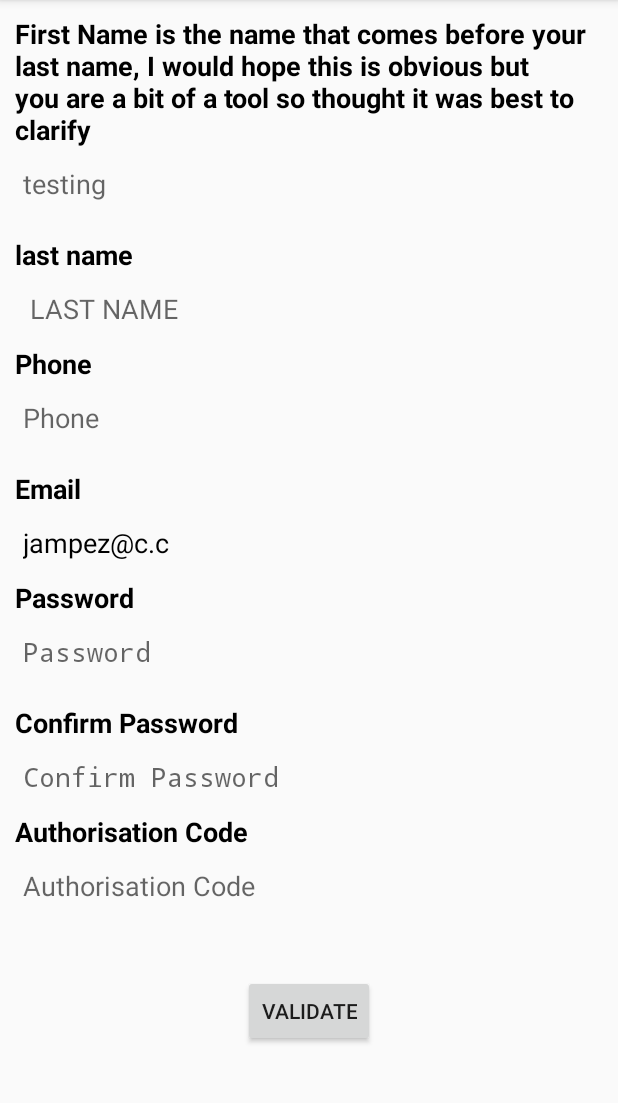
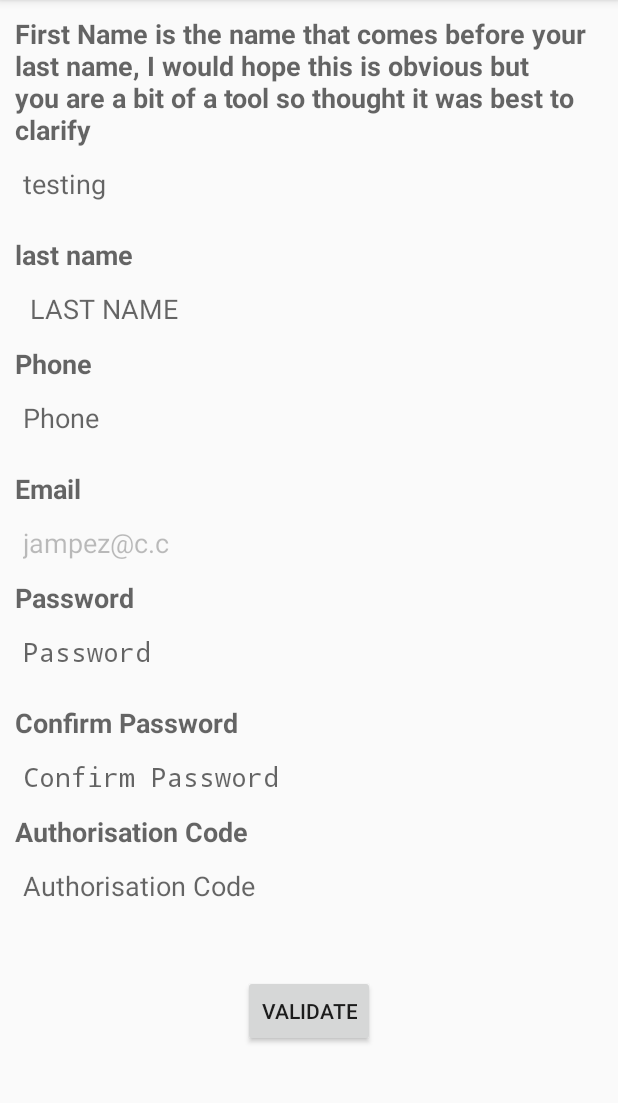
Before and after one commit to jampez77/sidebyside, an Android app: the screen it shows after launch (MainActivity), on a phone screen of 412 x 824 dp, the part 84-1187 px from its top. Run offline under Robolectric (Android 15) with nearby library versions, the phone set to English and light mode, and no system bars; 4 statements that could not run were skipped.

Commit message:
Fix for customised text colors. Updated Readme.

```diff
--- a/sidebyside/src/main/java/com/jampez/sidebyside/SideBySideView.java
+++ b/sidebyside/src/main/java/com/jampez/sidebyside/SideBySideView.java
@@ -130,8 +130,8 @@ public class SideBySideView extends LinearLayout implements DatePickerDialog.OnD
         leftTextViewInputType = a.getInt(R.styleable.SideBySideView_leftTextViewInputType, 0);
 
 
-        textViewTextColor = a.getInt(R.styleable.SideBySideView_textViewTextColor, R.color.black);
-        editTextTextColor = a.getInt(R.styleable.SideBySideView_editTextTextColor, R.color.black);
+        textViewTextColor = a.getColor(R.styleable.SideBySideView_textViewTextColor, getResources().getColor(R.color.black));
+        editTextTextColor = a.getColor(R.styleable.SideBySideView_editTextTextColor, getResources().getColor(R.color.black));
 
         a.recycle();
         init();
--- a/sidebyside/src/main/java/com/jampez/sidebyside/Statics.java
+++ b/sidebyside/src/main/java/com/jampez/sidebyside/Statics.java
@@ -70,7 +70,7 @@ class Statics {
             return context.getResources().getDrawable(id);
     }
 
-    public static String transformString(String input, int inputType){
+    static String transformString(String input, int inputType){
         switch (inputType){
             case 1:
                 return uppercaseString(input);
```
